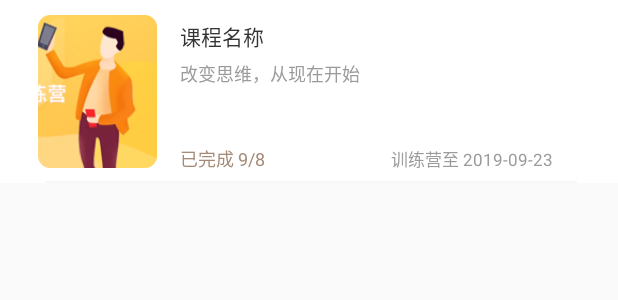
After one commit to LingkaiZhang/caituxuetang, an Android app: the layout item_learn_log_course.xml on its own in the app's theme, with its tools: preview values and no code run, on a phone screen of 412 x 824 dp. The commit adds this screen. Shown: the top 300 px of the screen. Run offline under Robolectric (Android 15) with nearby library versions, the phone set to English and light mode, and no system bars.

Commit message:
学习Fragment

```diff
--- a/app/src/main/java/com/yuanin/fuliclub/fragment/BuyedFragment.java
+++ b/app/src/main/java/com/yuanin/fuliclub/fragment/BuyedFragment.java
@@ -10,7 +10,9 @@ import com.adapter.listener.OnItemClickListener;
 import com.mvvm.base.BaseFragment;
 import com.yuanin.fuliclub.R;
 import com.yuanin.fuliclub.base.BaseListFragment;
+import com.yuanin.fuliclub.coursePart.CourseInfoVo;
 import com.yuanin.fuliclub.homePart.HomeViewModel;
+import com.yuanin.fuliclub.homePart.banner.BottomBackgroundVo;
 import com.yuanin.fuliclub.homePart.banner.TypeVo;
 import com.yuanin.fuliclub.learnPart.LastLearnVo;
 import com.yuanin.fuliclub.util.AdapterPool;
@@ -79,6 +81,9 @@ public class BuyedFragment extends BaseListFragment<HomeViewModel> implements On
         }
         mItems.add(new LastLearnVo());
         mItems.add(new TypeVo("我的课程"));
+        mItems.add(new CourseInfoVo());
+        mItems.add(new CourseInfoVo());
+        mItems.add(new BottomBackgroundVo());
 
         setData();
     }
--- /dev/null
+++ b/app/src/main/java/com/yuanin/fuliclub/learnPart/CourseLearnLogItemHolder.java
@@ -0,0 +1,62 @@
+package com.yuanin.fuliclub.learnPart;
+
+import android.content.Context;
+import android.support.annotation.NonNull;
+import android.view.View;
+import android.widget.ImageView;
+import android.widget.TextView;
+
+import com.adapter.holder.AbsHolder;
+import com.adapter.holder.AbsItemHolder;
+import com.yuanin.fuliclub.R;
+import com.yuanin.fuliclub.coursePart.CourseInfoVo;
+
+
+/**
+ * @author：tqzhang on 18/6/19 15:00
+ */
+public class CourseLearnLogItemHolder extends AbsItemHolder<CourseInfoVo, CourseLearnLogItemHolder.ViewHolder> {
+
+
+    public CourseLearnLogItemHolder(Context context) {
+        super(context);
+
+    }
+
+    @Override
+    public int getLayoutResId() {
+        return R.layout.item_learn_log_course;
+    }
+
+    @Override
+    public ViewHolder createViewHolder(View view) {
+        return new ViewHolder(view);
+    }
+
+
+    @Override
+    protected void onBindViewHolder(@NonNull ViewHolder holder, @NonNull final CourseInfoVo courseListBean) {
+//        RelativeLayout.LayoutParams params = new RelativeLayout.LayoutParams(
+//                commonWidth, (int) (0.56 * commonWidth));
+//        holder.mVideoImage.setLayoutParams(params);
+//        holder.mVideoImage.setScaleType(ImageView.ScaleType.FIT_XY);
+//        Glide.with(mContext).load(courseListBean.thumb_url).placeholder(R.color.black_e8e8e8).into(holder.mVideoImage);
+//        Glide.with(mContext).load(courseListBean.userinfo.avatar).transform(new GlideCircleTransform(mContext)).into(holder.mUserIcon);
+//        holder.mUserName.setText(courseListBean.userinfo.sname);
+//        holder.mVideoTitle.setText(courseListBean.title);
+//        holder.mLookNum.setText(new StringBuilder(String.valueOf(courseListBean.hits)).append("人看过"));
+    }
+
+
+    static class ViewHolder extends AbsHolder {
+
+        private ImageView mVideoImage, mUserIcon;
+        private TextView mLookNum, mVideoTitle, mUserName;
+
+        ViewHolder(@NonNull View itemView) {
+            super(itemView);
+
+        }
+    }
+
+}
--- a/app/src/main/java/com/yuanin/fuliclub/util/AdapterPool.java
+++ b/app/src/main/java/com/yuanin/fuliclub/util/AdapterPool.java
@@ -15,6 +15,7 @@ import com.yuanin.fuliclub.homePart.itemView.BottomBackgroundItemView;
 import com.yuanin.fuliclub.homePart.itemView.CategoryItemView;
 import com.yuanin.fuliclub.homePart.itemView.TypeItemView;
 import com.yuanin.fuliclub.homePart.itemView.TypeItemView2;
+import com.yuanin.fuliclub.learnPart.CourseLearnLogItemHolder;
 import com.yuanin.fuliclub.learnPart.LastLearnItemView;
 import com.yuanin.fuliclub.learnPart.LastLearnVo;
 import com.yuanin.fuliclub.minePart.MyMessageListHolder;
@@ -60,7 +61,10 @@ public class AdapterPool {
     public DelegateAdapter.Builder getLearnFragmentAdapter(Context context) {
         return new DelegateAdapter.Builder<>()
                 .bind(LastLearnVo.class, new LastLearnItemView(context))
-                .bind(TypeVo.class, new TypeItemView2(context));
+                .bind(TypeVo.class, new TypeItemView2(context))
+                .bind(CourseInfoVo.class, new CourseLearnLogItemHolder(context))
+                .bind(BottomBackgroundVo.class, new BottomBackgroundItemView(context))
+                ;
 
     }
 }
--- /dev/null
+++ b/app/src/main/res/layout/item_learn_log_course.xml
@@ -0,0 +1,102 @@
+<?xml version="1.0" encoding="utf-8"?>
+<android.support.constraint.ConstraintLayout xmlns:android="http://schemas.android.com/apk/res/android"
+    xmlns:app="http://schemas.android.com/apk/res-auto"
+    android:id="@+id/rl_root_layout"
+    android:layout_width="match_parent"
+    android:layout_height="wrap_content"
+    android:background="@color/white">
+
+    <ImageView
+        android:id="@+id/ivItemCourseImage"
+        android:layout_width="wrap_content"
+        android:layout_height="wrap_content"
+        android:src="@mipmap/item_course"
+        app:layout_constraintLeft_toLeftOf="parent"
+        android:layout_marginLeft="25dp"
+        app:layout_constraintTop_toTopOf="parent"
+        android:layout_marginTop="10dp"
+        android:paddingBottom="10dp"/>
+
+    <TextView
+        android:id="@+id/ivItemCourseName"
+        android:layout_width="wrap_content"
+        android:layout_height="wrap_content"
+        android:text="课程名称"
+        android:textSize="14sp"
+        android:textColor="@color/color_333333"
+        app:layout_constraintLeft_toRightOf="@id/ivItemCourseImage"
+        app:layout_constraintTop_toTopOf="parent"
+        android:layout_marginLeft="15dp"
+        android:layout_marginTop="13dp"/>
+
+    <TextView
+        android:id="@+id/tvItemCourseSlogan"
+        android:layout_width="wrap_content"
+        android:layout_height="wrap_content"
+        android:text="改变思维，从现在开始"
+        android:textSize="12sp"
+        android:textColor="@color/login_text_color_9b"
+        app:layout_constraintLeft_toRightOf="@id/ivItemCourseImage"
+        app:layout_constraintTop_toBottomOf="@id/ivItemCourseName"
+        android:layout_marginLeft="15dp"
+        android:layout_marginTop="5dp"/>
+
+    <TextView
+        android:id="@+id/tvItemCourseGrade"
+        android:layout_width="37dp"
+        android:layout_height="19dp"
+        android:text="入门"
+        android:gravity="center"
+        android:textSize="11sp"
+        android:textColor="#ff6500"
+        app:layout_constraintLeft_toRightOf="@id/ivItemCourseImage"
+        app:layout_constraintTop_toBottomOf="@id/tvItemCourseSlogan"
+        android:layout_marginLeft="15dp"
+        android:layout_marginTop="9dp"
+        android:background="@drawable/shape_order_price_bg"
+        android:visibility="gone"/>
+
+    <TextView
+        android:id="@+id/tvItemCourseProgress"
+        android:layout_width="wrap_content"
+        android:layout_height="wrap_content"
+        android:text="已完成 9/8"
+        android:textSize="12sp"
+        android:textColor="#A58A78"
+        app:layout_constraintLeft_toRightOf="@id/ivItemCourseImage"
+        app:layout_constraintBottom_toBottomOf="parent"
+        android:layout_marginLeft="15dp"
+        android:layout_marginBottom="7dp" />
+
+    <TextView
+        android:id="@+id/tvitemCourseFinishTime"
+        android:layout_width="wrap_content"
+        android:layout_height="wrap_content"
+        android:text="训练营至 2019-09-23"
+        android:textColor="@color/login_text_color_9b"
+        android:textSize="11sp"
+        app:layout_constraintRight_toRightOf="parent"
+        app:layout_constraintBottom_toBottomOf="parent"
+        android:layout_marginRight="43dp"
+        android:layout_marginBottom="7dp"/>
+
+    <LinearLayout
+        android:layout_width="match_parent"
+        android:layout_height="wrap_content"
+        android:orientation="vertical"
+        app:layout_constraintBottom_toBottomOf="parent"
+        app:layout_constraintLeft_toRightOf="@id/ivItemCourseImage"
+        >
+
+        <View
+            android:layout_width="match_parent"
+            android:layout_height="1dp"
+            android:background="#13979797"
+            android:layout_marginLeft="30dp"
+            android:layout_marginRight="27dp"/>
+    </LinearLayout>
+
+
+
+
+</android.support.constraint.ConstraintLayout>
```
